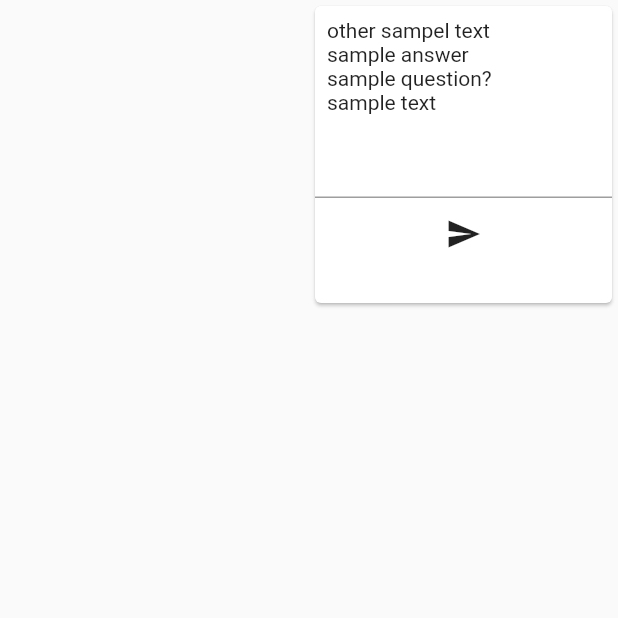
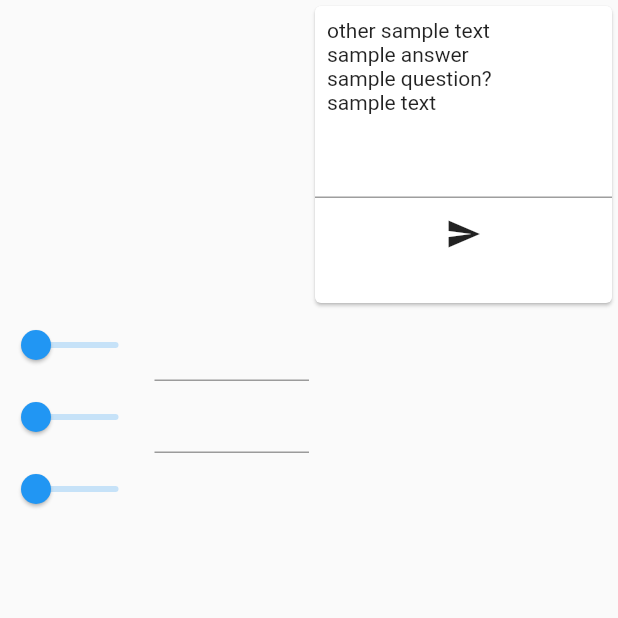
Before and after one commit to bsu-hci/Final_project-Kellum, a Flutter app: the ProjectLayout screen opened directly with empty values, on a phone screen of 412 x 824 dp, the top half of it. Run offline on Flutter 3.47's test engine with Material 2 defaults, Android fonts, the phone set to English and light mode, and no system bars; network calls fail.

Commit message:
Adds proto judging suite

```diff
--- /dev/null
+++ b/lib/JudgingPanel.dart
@@ -0,0 +1,63 @@
+import 'package:flutter/cupertino.dart';
+import 'package:flutter/material.dart';
+
+class JudgingPanel extends StatelessWidget {
+  double _value = 0;
+
+  @override
+  Widget build(BuildContext context) {
+    return GridTile(
+        child: Row(
+      mainAxisAlignment: MainAxisAlignment.center,
+      crossAxisAlignment: CrossAxisAlignment.center,
+      children: [
+        _quantitativeJudging(),
+        _qualitativeJudging(),
+      ],
+    ));
+  }
+
+  Widget _quantitativeJudging() {
+    return Expanded(
+      child: Column(
+        children: [
+          Slider(
+            min: 0,
+            max: 5,
+            value: _value,
+            onChanged: (double value) {
+              _value = value;
+            },
+          ),
+          Slider(
+            min: 0,
+            max: 5,
+            value: _value,
+            onChanged: (double value) {
+              _value = value;
+            },
+          ),
+          Slider(
+            min: 0,
+            max: 5,
+            value: _value,
+            onChanged: (double value) {
+              _value = value;
+            },
+          )
+        ],
+      ),
+    );
+  }
+
+  Widget _qualitativeJudging() {
+    return Expanded(
+      child: Column(
+        children: [
+          TextField(),
+          TextField(),
+        ],
+      ),
+    );
+  }
+}
--- a/lib/fake_backend/conversation.dart
+++ b/lib/fake_backend/conversation.dart
@@ -1,7 +1,7 @@
 class Conversation{
   static List<String> _conversations = [
     'sample text',
-    'other sampel text',
+    'other sample text',
     'sample question?',
     'sample answer'
   ];
--- a/lib/project.dart
+++ b/lib/project.dart
@@ -1,6 +1,7 @@
 import 'package:flutter/material.dart';
 import 'package:flutter/rendering.dart';
 
+import 'JudgingPanel.dart';
 import 'chat_room.dart';
 
 class Project {
@@ -72,29 +73,53 @@ class ProjectLayout extends StatelessWidget{
 
   Project project;
   bool isJudging;
-  ProjectLayout({@required this.project, this.isJudging=false});
+  ProjectLayout({@required this.project, this.isJudging=true});
 
   @override
   Widget build(BuildContext context) {
-    int count = 2;
-    if(isJudging) count = 3;
+    Widget layout = _defaultLayout();
+    if(isJudging) {
+      layout = _judgingLayout();
+    }
     return Scaffold(
-      body: GridView.count(
-        crossAxisCount: count,
+      body: layout,
+    );
+  }
+
+  Widget _defaultLayout() {
+    return GridView.count(
+      crossAxisCount: 2,
       children: [
         GridTile(
           child: ListView(
+            shrinkWrap: true,
             children: [
               Image.network(project.thumbnailImg),
               Text(project.description, textAlign: TextAlign.center,),
             ],
           ),
         ),
+        ChatRoom(),
+      ],
+    );
+  }
+
+  Widget _judgingLayout() {
+    return GridView.count(
+      crossAxisCount: 2,
+      children: [
         GridTile(
-            child:ChatRoom()
-          )
+          child: ListView(
+            shrinkWrap: true,
+            children: [
+              Image.network(project.thumbnailImg),
+              Text(project.description, textAlign: TextAlign.center,),
             ],
           ),
+        ),
+        ChatRoom(),
+        JudgingPanel(),
+      ],
     );
   }
 }
```
Also changed, not shown: pubspec.lock. Lines whose indentation alone changed are shown as unchanged.
